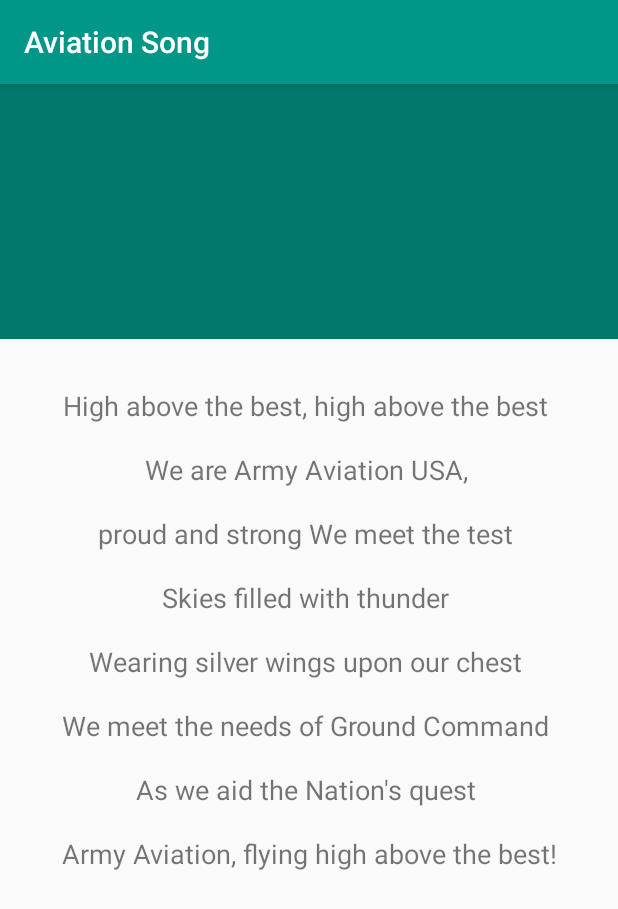
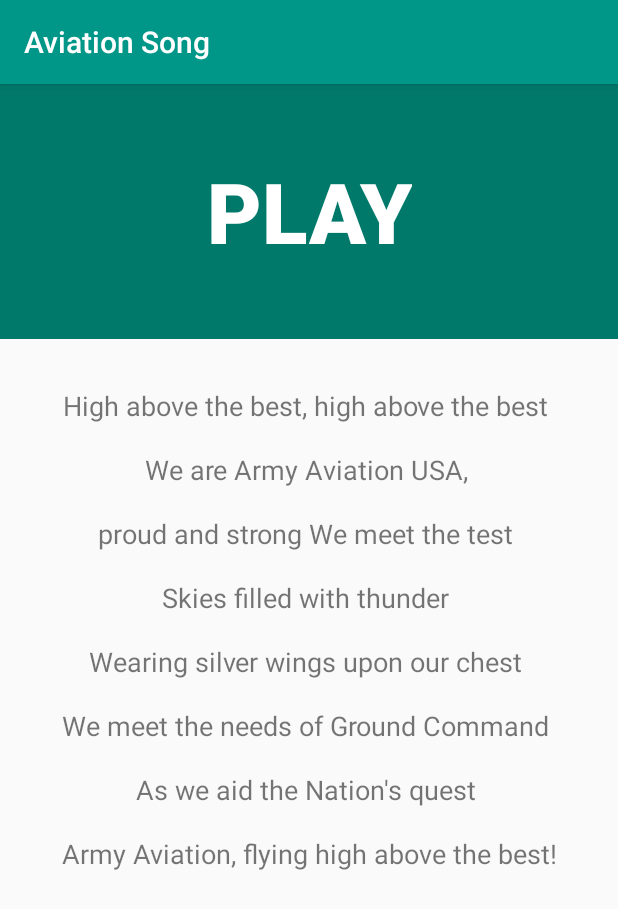
Before and after one commit to AroM-old/PhaseUp, an Android app: the AviationSongActivity screen opened directly, with no data from a screen before it, on a phone screen of 412 x 824 dp. Shown: the top 909 px of the screen. Run offline under Robolectric (Android 15) with nearby library versions, the phone set to English and light mode, and no system bars.

Commit message:
Try to play a Song using MediaPlayer library.

```diff
--- a/app/src/main/java/com/example/android/phaseup/ASUActivity.java
+++ b/app/src/main/java/com/example/android/phaseup/ASUActivity.java
@@ -2,6 +2,7 @@ package com.example.android.phaseup;
 
 import android.support.v7.app.AppCompatActivity;
 import android.os.Bundle;
+import android.widget.ImageView;
 
 public class ASUActivity extends AppCompatActivity {
 
@@ -9,5 +10,6 @@ public class ASUActivity extends AppCompatActivity {
     protected void onCreate(Bundle savedInstanceState) {
         super.onCreate(savedInstanceState);
         setContentView(R.layout.activity_asu);
+
     }
 }
--- a/app/src/main/java/com/example/android/phaseup/AviationSongActivity.java
+++ b/app/src/main/java/com/example/android/phaseup/AviationSongActivity.java
@@ -1,15 +1,22 @@
 package com.example.android.phaseup;
 
+import android.media.MediaPlayer;
 import android.os.Bundle;
 import android.support.v7.app.AppCompatActivity;
+import android.view.View;
+import android.widget.Button;
 import android.widget.TextView;
 
 public class AviationSongActivity extends AppCompatActivity {
+
+    MediaPlayer mMediaPlayer;
 
     @Override
     protected void onCreate(Bundle savedInstanceState) {
         super.onCreate(savedInstanceState);
         setContentView(R.layout.activity_aviation_song);
+
+        mMediaPlayer = MediaPlayer.create(this, R.raw.aviationsong);
 
         TextView textViewAviation = (TextView) findViewById(R.id.textview_aviation);
         textViewAviation.setText("High above the best, high above the best \n\n" +
@@ -20,5 +27,15 @@ public class AviationSongActivity extends AppCompatActivity {
                 "We meet the needs of Ground Command \n\n" +
                 "As we aid the Nation's quest \n\n" +
                 "Army Aviation, flying high above the best!");
+
+        Button playButton = (Button) findViewById(R.id.play_sound);
+
+        playButton.setOnClickListener(new View.OnClickListener() {
+            @Override
+            public void onClick(View v) {
+            mMediaPlayer.start();
+
+            }
+        });
     }
 }
--- a/app/src/main/java/com/example/android/phaseup/BlueBookActivity.java
+++ b/app/src/main/java/com/example/android/phaseup/BlueBookActivity.java
@@ -8,12 +8,14 @@ import java.util.ArrayList;
 
 public class BlueBookActivity extends AppCompatActivity {
 
+
     @Override
     protected void onCreate(Bundle savedInstanceState) {
         super.onCreate(savedInstanceState);
         setContentView(R.layout.activity_blue_book);
 
-        ArrayList<BlueBookQuestions> blueBookList = new ArrayList<BlueBookQuestions>();
+
+        ArrayList<BlueBookQuestions> blueBookList = new ArrayList<>();
         blueBookList.add(new BlueBookQuestions("What is the purpose of the Honor Code at the 128th Aviation Brigade?", "The purpose is to instill " +
                 "an enviroment where academic, personel, and professional achievement flourish while maintaining academic integrity."));
         blueBookList.add(new BlueBookQuestions("Write 3 violations to the Honor Code?", "Cheating, plagiarism, innapropiate personal or professional behavior."));
@@ -49,5 +51,6 @@ public class BlueBookActivity extends AppCompatActivity {
         BlueBookAdapter blueBookQuestionsAdapter = new BlueBookAdapter(this, blueBookList);
         ListView listView = (ListView) findViewById(R.id.activity_blue_book);
         listView.setAdapter(blueBookQuestionsAdapter);
+
     }
 }
--- a/app/src/main/java/com/example/android/phaseup/MainActivity.java
+++ b/app/src/main/java/com/example/android/phaseup/MainActivity.java
@@ -2,9 +2,8 @@ package com.example.android.phaseup;
 
 import android.content.Intent;
 import android.net.Uri;
+import android.os.Bundle;
 import android.support.v7.app.AppCompatActivity;
-import android.os.Bundle;
-import android.util.Log;
 import android.view.View;
 import android.widget.TextView;
 
--- a/app/src/main/res/layout/activity_aviation_song.xml
+++ b/app/src/main/res/layout/activity_aviation_song.xml
@@ -16,6 +16,17 @@
             android:layout_height="170dp"
             android:background="@color/colorPrimaryDark">
 
+            <Button
+                android:id="@+id/play_sound"
+                android:layout_width="wrap_content"
+                android:layout_height="wrap_content"
+                android:layout_centerInParent="true"
+                android:text="PLAY"
+                android:textSize="56sp"
+                android:textStyle="bold"
+                android:textColor="@android:color/white"
+                android:background="@null"/>
+
         </RelativeLayout>
 
         <TextView
--- a/app/src/main/res/layout/activity_room_inspection.xml
+++ b/app/src/main/res/layout/activity_room_inspection.xml
@@ -22,9 +22,7 @@
             android:id="@+id/textview_aviation"
             android:layout_width="match_parent"
             android:layout_height="wrap_content"
-            android:layout_marginTop="32dp"
-            android:gravity="center"
             android:text="@string/coming_soon"
-            android:textSize="48sp" />
+            style="@style/SOP" />
     </LinearLayout>
 </ScrollView>
--- a/app/src/main/res/layout/activity_wall_locker.xml
+++ b/app/src/main/res/layout/activity_wall_locker.xml
@@ -22,9 +22,7 @@
             android:id="@+id/textview_aviation"
             android:layout_width="match_parent"
             android:layout_height="wrap_content"
-            android:layout_marginTop="42dp"
-            android:gravity="center"
             android:text="@string/coming_soon"
-            android:textSize="48sp" />
+            style="@style/SOP" />
     </LinearLayout>
 </ScrollView>
--- a/app/src/main/res/values/strings.xml
+++ b/app/src/main/res/values/strings.xml
@@ -8,5 +8,7 @@
     <string name="wall_locker_inspection">Wall Locker Inspection</string>
     <string name="asu_inspection">ASU Inspection</string>
     <string name="feedback">Send us a feedback</string>
-    <string name="coming_soon">Coming Soon!</string>
+    <string name="coming_soon">For better instruction about how to keep you room / locker and other
+    ready to inspection, please refer to your Barracks SOP, usually they are similar in most units but
+    not the same.</string>
 </resources>
--- a/app/src/main/res/values/styles.xml
+++ b/app/src/main/res/values/styles.xml
@@ -17,4 +17,10 @@
         <item name="android:layout_marginTop">1dp</item>
     </style>
 
+    <style name="SOP">
+        <item name="android:layout_marginTop">12dp</item>
+        <item name="android:gravity">center</item>
+        <item name="android:textSize">38sp</item>
+    </style>
+
 </resources>
```
Also changed, not shown: app/src/main/res/layout/activity_asu.xml (+7 -15 lines), app/src/main/res/drawable/asu_image.jpg (added), 2 other files.
